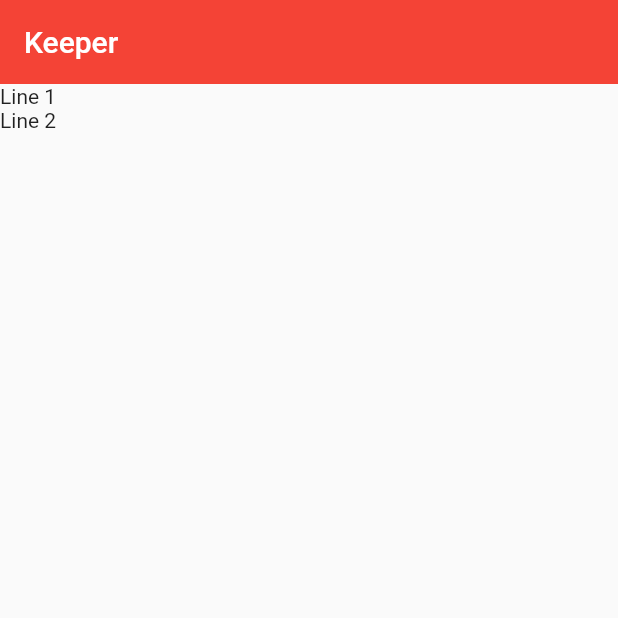
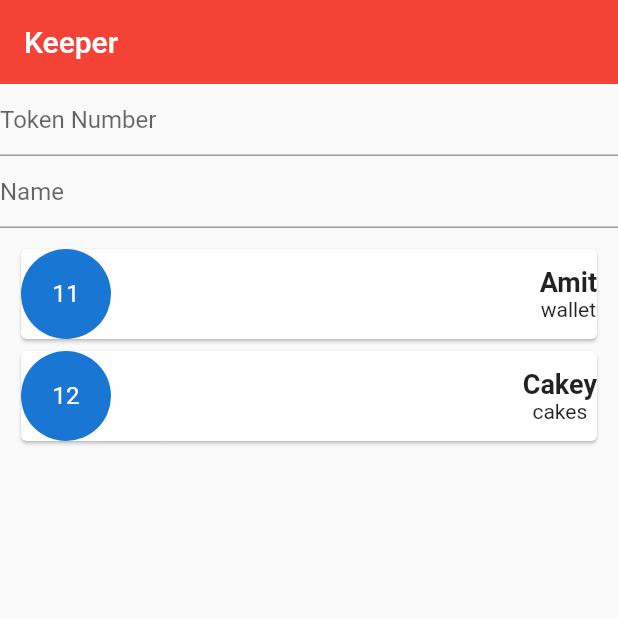
Before and after one commit to amitsindoliya/keeper, a Flutter app: the screen it shows after launch, on a phone screen of 412 x 824 dp, the top half of it. Run offline on Flutter 3.47's test engine with Material 2 defaults, Android fonts, the phone set to English and light mode, and no system bars.

Commit message:
basic keeper layout

```diff
--- a/lib/main.dart
+++ b/lib/main.dart
@@ -1,11 +1,16 @@
 import 'package:flutter/material.dart';
+import './models/Entries.dart';
 
 void main() => runApp(MyApp());
 
 class MyApp extends StatelessWidget {
   @override
   Widget build(BuildContext context) {
-    // TODO: implement build
+    final List<Entries> entriesList = [
+      Entries(11, "Amit", "wallet", DateTime.now()),
+      Entries(12, "Cakey", "cakes", DateTime.now())
+    ];
+
     return MaterialApp(
       title: "keeper",
       home: Scaffold(
@@ -14,11 +19,63 @@ class MyApp extends StatelessWidget {
           backgroundColor: Colors.red,
           elevation: 0.0,
         ),
-        body: Container(
+        body: SingleChildScrollView(
           child: Column(
             children: <Widget>[
-              Text("Line 1"),
-              Text("Line 2")
+              TextField(
+                decoration: InputDecoration(
+                  hintText: "Token Number",
+                ),
+              ),
+              TextField(
+                decoration: InputDecoration(
+                  hintText: "Name",
+                ),
+              ),
+              Container(
+                height: 500,
+                padding: EdgeInsets.all(10),
+                child: ListView.builder(
+                  itemBuilder: (ctx, index) {
+                    return Card(
+                      elevation: 1.0,
+                      child: Row(
+                        mainAxisAlignment: MainAxisAlignment.spaceBetween,
+                        children: <Widget>[
+
+                          Container(
+                            height:60,
+                            child: CircleAvatar(
+                              radius: 30,
+                              child: Text(
+                                "${entriesList[index].token}",
+                              ),
+                            ),
+                          ),
+                          Column(
+                            children: <Widget>[
+                              Text(
+                                "${entriesList[index].name}",
+                                style: TextStyle(
+                                  fontSize: 18,
+                                  fontWeight: FontWeight.bold,
+                                ),
+                              ),
+                              Text(
+                                "${entriesList[index].items}",
+                                style: TextStyle(
+                                  fontSize: 14,
+                                ),
+                              ),
+                            ],
+                          ),
+                        ],
+                      ),
+                    );
+                  },
+                  itemCount: entriesList.length,
+                ),
+              )
             ],
           ),
         ),
--- /dev/null
+++ b/lib/models/Entries.dart
@@ -0,0 +1,8 @@
+class Entries{
+  final int token;
+  final String name;
+  final DateTime date;
+  final String items;
+
+  Entries(this.token,this.name,this.items,this.date);
+}
```
